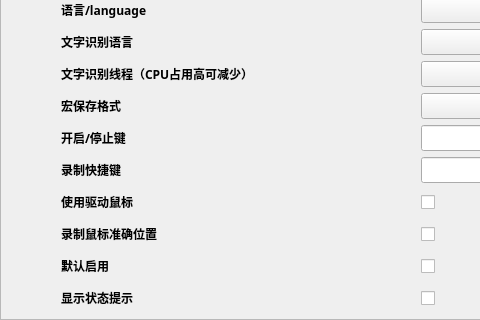
Above: source/ui/SettingsUi.ui from ChiyukiGana/Quickinput before the change; both pictures show x 0 to 480 and y 120 to 440 of the 640 by 440 pixel window. Below: the same form after it.
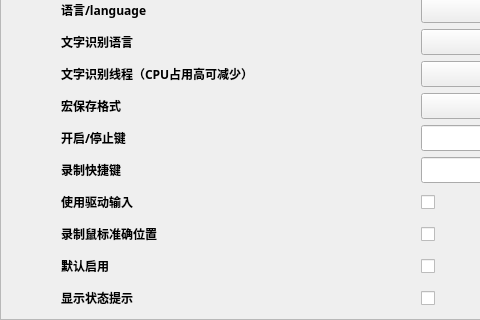
That is the form after the change. Icons and pictures are not drawn. Custom widgets are drawn as their Qt base class.

The edit to the form file:
```diff
--- a/source/ui/SettingsUi.ui
+++ b/source/ui/SettingsUi.ui
@@ -53,7 +53,7 @@
       <property name="geometry">
        <rect>
         <x>0</x>
-        <y>-178</y>
+        <y>0</y>
         <width>624</width>
         <height>616</height>
        </rect>
@@ -945,7 +945,7 @@
           </font>
          </property>
          <property name="text">
-          <string>使用驱动鼠标</string>
+          <string>使用驱动输入</string>
          </property>
         </widget>
        </item>
```
